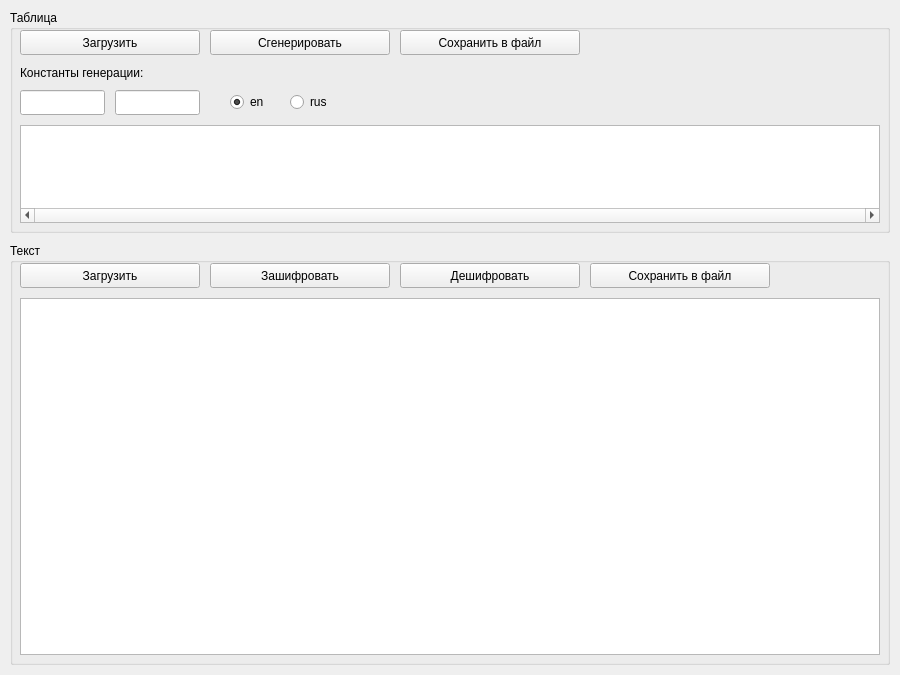
merail/qt-substitution-cipher, file mainwindow.ui: the form before one commit.
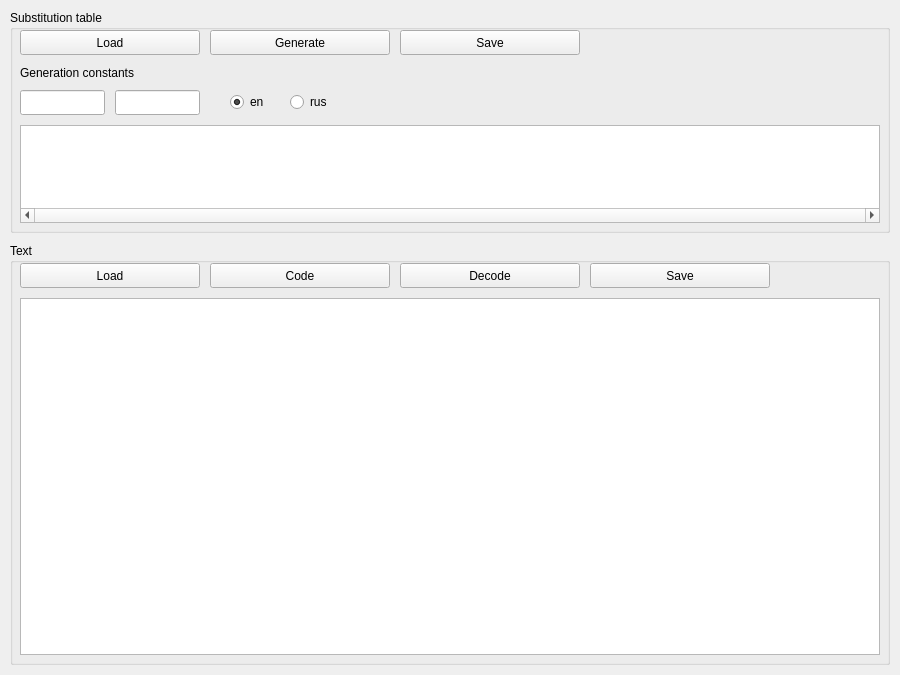
The form after the commit.

The edit to the form file:
```diff
--- a/mainwindow.ui
+++ b/mainwindow.ui
@@ -24,7 +24,7 @@
      </rect>
     </property>
     <property name="title">
-     <string>Текст</string>
+     <string>Text</string>
     </property>
     <widget class="QPushButton" name="loadText">
      <property name="geometry">
@@ -36,7 +36,7 @@
       </rect>
      </property>
      <property name="text">
-      <string>Загрузить</string>
+      <string>Load</string>
      </property>
     </widget>
     <widget class="QPushButton" name="codeText">
@@ -49,7 +49,7 @@
       </rect>
      </property>
      <property name="text">
-      <string>Зашифровать</string>
+      <string>Code</string>
      </property>
     </widget>
     <widget class="QPushButton" name="decodeText">
@@ -62,7 +62,7 @@
       </rect>
      </property>
      <property name="text">
-      <string>Дешифровать</string>
+      <string>Decode</string>
      </property>
     </widget>
     <widget class="QPushButton" name="saveText">
@@ -75,7 +75,7 @@
       </rect>
      </property>
      <property name="text">
-      <string>Сохранить в файл</string>
+      <string>Save</string>
      </property>
     </widget>
     <widget class="QPlainTextEdit" name="text">
@@ -99,7 +99,7 @@
      </rect>
     </property>
     <property name="title">
-     <string>Таблица</string>
+     <string>Substitution table</string>
     </property>
     <widget class="QPushButton" name="generateSubstitutuionTable">
      <property name="geometry">
@@ -111,7 +111,7 @@
       </rect>
      </property>
      <property name="text">
-      <string>Сгенерировать</string>
+      <string>Generate</string>
      </property>
     </widget>
     <widget class="QPushButton" name="saveSubstitutionTable">
@@ -124,7 +124,7 @@
       </rect>
      </property>
      <property name="text">
-      <string>Сохранить в файл</string>
+      <string>Save</string>
      </property>
     </widget>
     <widget class="QPushButton" name="loadSubstitutionTable">
@@ -137,7 +137,7 @@
       </rect>
      </property>
      <property name="text">
-      <string>Загрузить</string>
+      <string>Load</string>
      </property>
     </widget>
     <widget class="QTableView" name="substitutionTable">
@@ -193,7 +193,7 @@
       </rect>
      </property>
      <property name="text">
-      <string>Константы генерации:</string>
+      <string>Generation constants</string>
      </property>
     </widget>
     <widget class="QLineEdit" name="constant1LineEdit">
```
